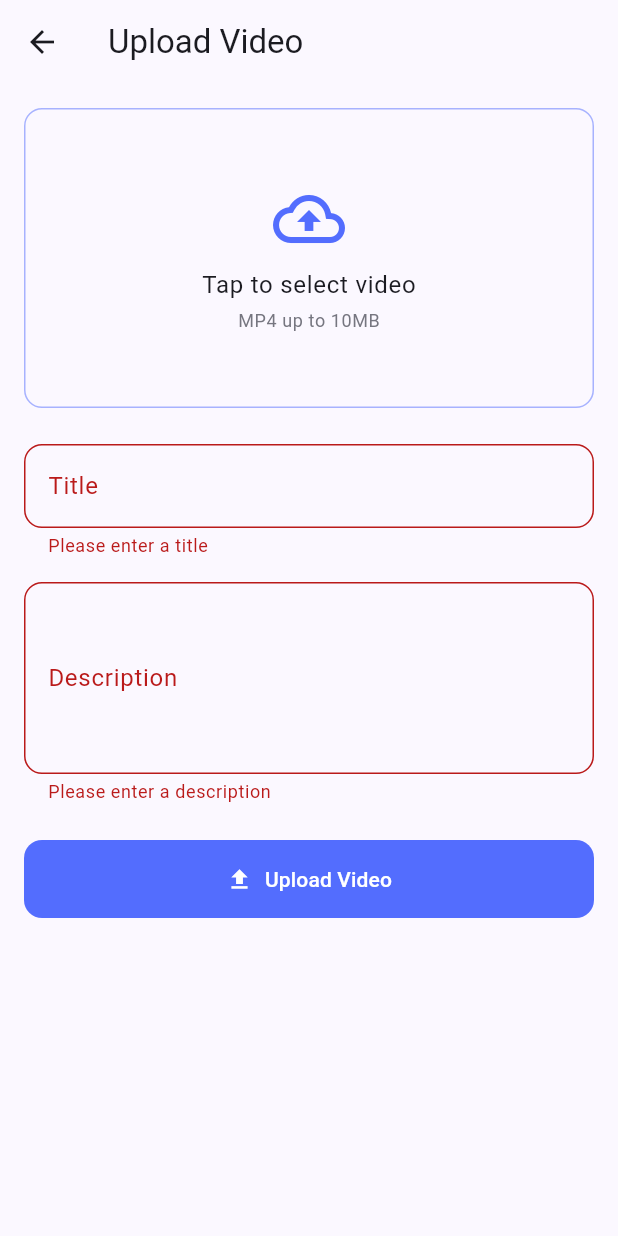
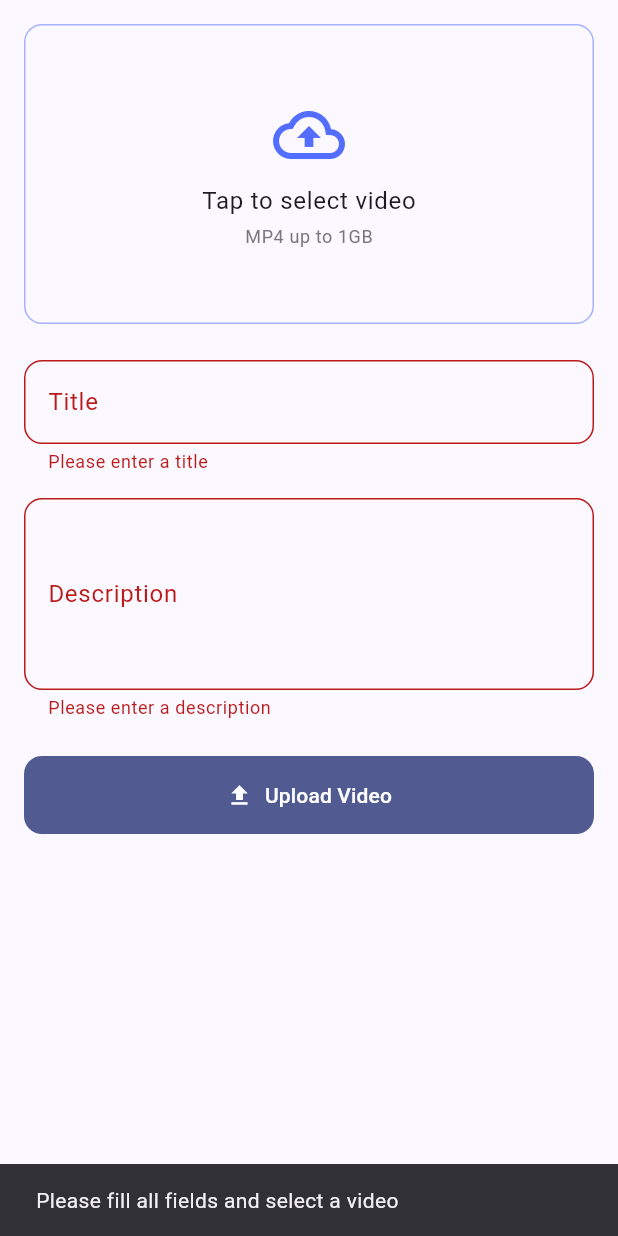
Before and after one commit to varshil-shah/streamscape, a Flutter app: the UploadScreen screen opened by its route, after a tap on "Upload Video", on a phone screen of 412 x 824 dp. Run offline on Flutter 3.47's test engine with Material 3 defaults, Android fonts, the phone set to English and light mode, and no system bars; our stand-ins replace better_player_plus, connectivity_plus, file_picker, flutter_dotenv, flutter_gemini, flutter_svg and 2 more; accounts and stored records are empty; network calls fail.

Commit message:
Implement a functionality to upload a video

```diff
--- a/lib/screens/main_screen.dart
+++ b/lib/screens/main_screen.dart
@@ -26,8 +26,7 @@ class _MainScreenState extends State<MainScreen> {
   @override
   Widget build(BuildContext context) {
     return Scaffold(
-      appBar: _selectedIndex == 0
-          ? AppBar(
+      appBar: AppBar(
         title: const Text("StreamScape"),
         leading: Image.asset(
           'assets/icons/logo.png',
@@ -51,8 +50,7 @@ class _MainScreenState extends State<MainScreen> {
             ),
           )
         ],
-            )
-          : null,
+      ),
       body: SafeArea(
         child: PageView(
           controller: _pageController,
--- a/lib/screens/signin_screen.dart
+++ b/lib/screens/signin_screen.dart
@@ -42,6 +42,8 @@ class _SigninScreenState extends State<SigninScreen> {
   @override
   Widget build(BuildContext context) {
     final Size size = MediaQuery.of(context).size;
+    emailController.text = "varshilshah.in@gmail.com";
+    passwordController.text = "Test@1234";
 
     void handleSignup() async {
       if (!formKey.currentState!.validate()) {
--- a/lib/screens/upload_screen.dart
+++ b/lib/screens/upload_screen.dart
@@ -1,4 +1,8 @@
 import 'package:flutter/material.dart';
+import 'package:file_picker/file_picker.dart';
+import 'dart:io';
+
+import 'package:streamscape/services/video_service.dart';
 
 class UploadScreen extends StatefulWidget {
   const UploadScreen({super.key});
@@ -11,6 +15,105 @@ class _UploadScreenState extends State<UploadScreen> {
   final _formKey = GlobalKey<FormState>();
   final _titleController = TextEditingController();
   final _descriptionController = TextEditingController();
+  final VideoService _videoService = VideoService();
+
+  File? _selectedVideo;
+  String? _selectedFileName;
+  bool _isUploading = false;
+  double _uploadProgress = 0.0;
+
+  Future<void> _pickVideo() async {
+    final result = await FilePicker.platform.pickFiles(
+      type: FileType.video,
+      allowMultiple: false,
+    );
+
+    if (result != null) {
+      setState(() {
+        _selectedVideo = File(result.files.single.path!);
+        _selectedFileName = result.files.single.name;
+      });
+    }
+  }
+
+  void _resetForm() {
+    setState(() {
+      _titleController.clear();
+      _descriptionController.clear();
+      _selectedVideo = null;
+      _selectedFileName = null;
+      _uploadProgress = 0.0;
+    });
+  }
+
+  Future<void> _uploadVideo() async {
+    if (!_formKey.currentState!.validate() || _selectedVideo == null) {
+      ScaffoldMessenger.of(context).showSnackBar(
+        const SnackBar(
+            content: Text('Please fill all fields and select a video')),
+      );
+      return;
+    }
+
+    try {
+      setState(() {
+        _isUploading = true;
+        _uploadProgress = 0.0;
+      });
+
+      final uploadData = await _videoService.getUploadUrl(
+        fileName: _selectedFileName!,
+        title: _titleController.text,
+        description: _descriptionController.text,
+      );
+
+      await _videoService.uploadVideoToS3(
+        uploadUrl: uploadData['url'],
+        videoFile: _selectedVideo!,
+        onProgress: (progress) {
+          if (mounted) {
+            setState(() {
+              _uploadProgress = progress;
+              debugPrint(
+                  'Upload progress updated: ${(_uploadProgress * 100).toStringAsFixed(2)}%');
+            });
+          }
+        },
+      );
+
+      _resetForm();
+
+      if (mounted) {
+        setState(() {
+          _isUploading = false;
+        });
+
+        ScaffoldMessenger.of(context).showSnackBar(
+          const SnackBar(
+            content: Text('Video uploaded successfully!'),
+            duration: Duration(seconds: 2),
+          ),
+        );
+      }
+
+      // Add a slight delay before popping the screen
+      await Future.delayed(const Duration(seconds: 2));
+    } catch (e) {
+      debugPrint('Upload error: $e');
+      if (mounted) {
+        setState(() {
+          _isUploading = false;
+        });
+
+        ScaffoldMessenger.of(context).showSnackBar(
+          SnackBar(
+            content: Text('Upload failed: ${e.toString()}'),
+            duration: const Duration(seconds: 5),
+          ),
+        );
+      }
+    }
+  }
 
   @override
   void dispose() {
@@ -21,13 +124,7 @@ class _UploadScreenState extends State<UploadScreen> {
 
   @override
   Widget build(BuildContext context) {
-    final isDark = Theme.of(context).brightness == Brightness.dark;
-
     return Scaffold(
-      appBar: AppBar(
-        title: const Text('Upload Video'),
-        elevation: 0,
-      ),
       body: SingleChildScrollView(
         child: Padding(
           padding: const EdgeInsets.all(16.0),
@@ -37,7 +134,9 @@ class _UploadScreenState extends State<UploadScreen> {
               crossAxisAlignment: CrossAxisAlignment.stretch,
               children: [
                 // File picker area
-                Container(
+                GestureDetector(
+                  onTap: _isUploading ? null : _pickVideo,
+                  child: Container(
                     height: 200,
                     decoration: BoxDecoration(
                       color: Theme.of(context).colorScheme.surface,
@@ -47,7 +146,23 @@ class _UploadScreenState extends State<UploadScreen> {
                       ),
                     ),
                     child: Center(
-                    child: Column(
+                      child: _selectedVideo != null
+                          ? Column(
+                              mainAxisAlignment: MainAxisAlignment.center,
+                              children: [
+                                Icon(
+                                  Icons.check_circle,
+                                  size: 48,
+                                  color: Theme.of(context).primaryColor,
+                                ),
+                                const SizedBox(height: 8),
+                                Text(
+                                  _selectedFileName!,
+                                  style: Theme.of(context).textTheme.bodyLarge,
+                                ),
+                              ],
+                            )
+                          : Column(
                               mainAxisAlignment: MainAxisAlignment.center,
                               children: [
                                 Icon(
@@ -62,15 +177,18 @@ class _UploadScreenState extends State<UploadScreen> {
                                 ),
                                 const SizedBox(height: 4),
                                 Text(
-                          'MP4 up to 10MB',
+                                  'MP4 up to 1GB',
                                   style: Theme.of(context)
                                       .textTheme
                                       .bodySmall
                                       ?.copyWith(
-                                color: Theme.of(context).colorScheme.outline,
+                                        color: Theme.of(context)
+                                            .colorScheme
+                                            .outline,
                                       ),
                                 ),
                               ],
+                            ),
                     ),
                   ),
                 ),
@@ -143,21 +261,19 @@ class _UploadScreenState extends State<UploadScreen> {
 
                 // Upload button
                 FilledButton.icon(
-                  onPressed: () {
-                    if (_formKey.currentState!.validate()) {
-                      // Upload logic will go here
-                    }
-                  },
-                  icon: Icon(
-                    Icons.upload,
-                    color: isDark ? Colors.white : null,
+                  onPressed: _isUploading ? null : _uploadVideo,
+                  icon: _isUploading
+                      ? const SizedBox(
+                          width: 20,
+                          height: 20,
+                          child: CircularProgressIndicator(
+                            strokeWidth: 2,
+                            color: Colors.white,
                           ),
-                  label: Text(
-                    'Upload Video',
-                    style: TextStyle(color: isDark ? Colors.white : null),
-                  ),
+                        )
+                      : const Icon(Icons.upload),
+                  label: Text(_isUploading ? 'Uploading...' : 'Upload Video'),
                   style: FilledButton.styleFrom(
-                    backgroundColor: Theme.of(context).primaryColor,
                     padding: const EdgeInsets.symmetric(vertical: 16),
                     shape: RoundedRectangleBorder(
                       borderRadius: BorderRadius.circular(12),
--- a/pubspec.yaml
+++ b/pubspec.yaml
@@ -43,6 +43,7 @@ dependencies:
   better_player_plus: ^1.0.3
   flutter_gemini: ^2.0.5
   flutter_dotenv: ^5.2.1
+  file_picker: ^8.1.4
 
 dev_dependencies:
   flutter_test:
```
Also changed, not shown: lib/services/video_service.dart (+89 -0 lines), pubspec.lock, 1 other file. Lines whose indentation alone changed are shown as unchanged.
